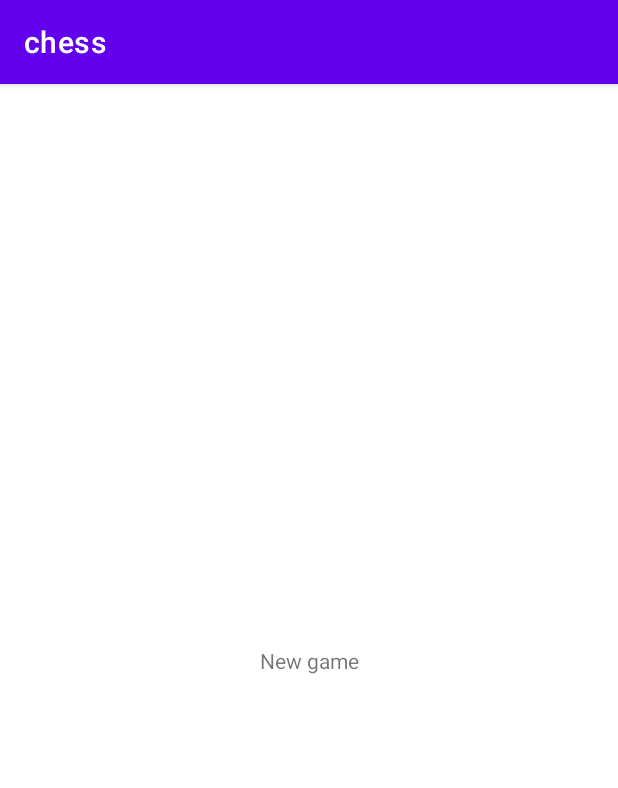
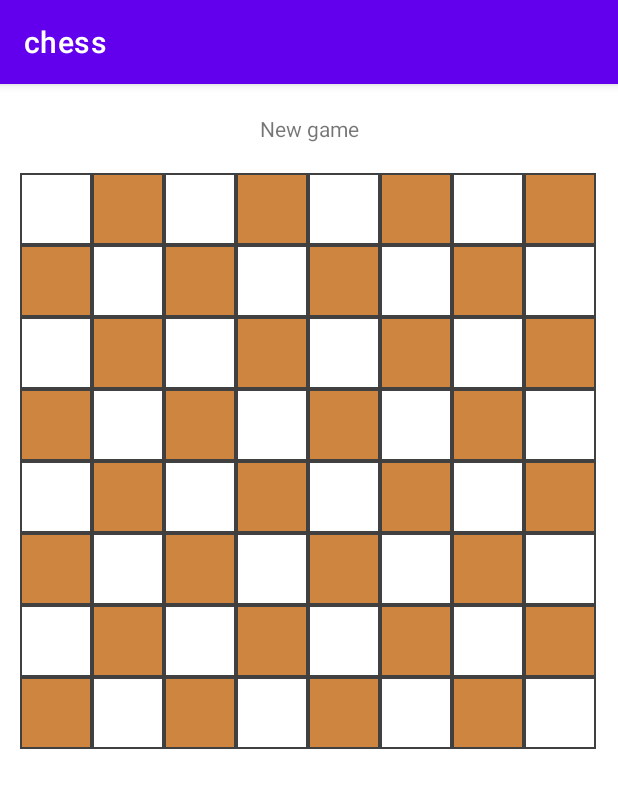
Before and after one commit to tuokkom/Chess, an Android app: the screen it shows after launch (ChessGame), after a tap on "New game", on a phone screen of 412 x 824 dp. Shown: the top 788 px of the screen. Run offline under Robolectric (Android 15) with nearby library versions, the phone set to English and light mode, and no system bars.

Commit message:
- Chess board initialization - Added logger - Two types of background rectangles, white and brown

```diff
--- a/app/src/main/java/com/tuokko/chess/ChessGame.kt
+++ b/app/src/main/java/com/tuokko/chess/ChessGame.kt
@@ -1,13 +1,68 @@
 package com.tuokko.chess
 
+import android.app.ActionBar
 import android.os.Bundle
+import android.util.DisplayMetrics
+import android.util.Log.d
+import android.view.View
+import android.widget.GridLayout
+import android.widget.TextView
 import androidx.appcompat.app.AppCompatActivity
+import com.tuokko.chess.Log
 
 class ChessGame: AppCompatActivity() {
+    private val CLASS_NAME = "ChessGame"
+
+    private lateinit var boardLayout: GridLayout
 
     override fun onCreate(savedInstanceState: Bundle?) {
         super.onCreate(savedInstanceState)
 
         setContentView(R.layout.chess_game_activity)
+        boardLayout = findViewById(R.id.board_grid)
+        setupBoard()
+    }
+
+    private fun setupBoard() {
+        val displayMetrics = DisplayMetrics()
+        windowManager.defaultDisplay.getMetrics(displayMetrics)
+        val boardRectWidth = ( displayMetrics.widthPixels - 40) / 8
+
+        for (i in 1..8) {
+            for (j in 1..8) {
+                var rect: TextView
+                if (i % 2 == 0) {
+                    if (j % 2 == 0) {
+                        rect = createBoardRectangle(true, boardRectWidth)
+                    } else {
+                        rect = createBoardRectangle(false, boardRectWidth)
+                    }
+                } else {
+                    if (j % 2 != 0) {
+                        rect = createBoardRectangle(true, boardRectWidth)
+                    } else {
+                        rect = createBoardRectangle(false, boardRectWidth)
+                    }
+                }
+                Log.d(CLASS_NAME, "setupBoard()", "New board rectangle width: ${displayMetrics.widthPixels}")
+
+                boardLayout.addView(rect)
+            }
+        }
+    }
+
+    private fun createBoardRectangle(white: Boolean, width: Int): TextView {
+        Log.d(CLASS_NAME, "createBoardRectangle()", "New board rectangle")
+
+        val boardRect = TextView(this)
+
+        val layoutParams = ActionBar.LayoutParams(width, width)
+        if (white) {
+            boardRect.background = resources.getDrawable(R.drawable.board_background_white)
+        } else {
+            boardRect.background = resources.getDrawable(R.drawable.board_background_brown)
+        }
+        boardRect.layoutParams = layoutParams
+        return boardRect
     }
 }
--- /dev/null
+++ b/app/src/main/java/com/tuokko/chess/Log.kt
@@ -0,0 +1,13 @@
+package com.tuokko.chess
+
+class Log {
+
+    companion object {
+        private val PACKAGE_NAME = "Chess"
+
+        fun d(CLASS_NAME: String, METHOD_NAME: String, MSG: String) {
+            android.util.Log.d(PACKAGE_NAME, "$CLASS_NAME $METHOD_NAME $MSG")
+        }
+    }
+
+}
--- /dev/null
+++ b/app/src/main/res/drawable/board_background_brown.xml
@@ -0,0 +1,8 @@
+<?xml version="1.0" encoding="utf-8"?>
+<shape xmlns:android="http://schemas.android.com/apk/res/android" android:shape="rectangle">
+    <stroke android:width="1dp" android:color="#FF404040" />
+    <solid android:color="@color/light_brown" />
+    <!--
+    <gradient android:startColor="#FF6800" android:centerColor="#FF8000" android:endColor="@color/light_blue" android:angle="90" />
+    -->
+</shape>
--- /dev/null
+++ b/app/src/main/res/drawable/board_background_white.xml
@@ -0,0 +1,8 @@
+<?xml version="1.0" encoding="utf-8"?>
+<shape xmlns:android="http://schemas.android.com/apk/res/android" android:shape="rectangle">
+    <stroke android:width="1dp" android:color="#FF404040" />
+    <solid android:color="@color/white" />
+    <!--
+    <gradient android:startColor="#FF6800" android:centerColor="#FF8000" android:endColor="@color/light_blue" android:angle="90" />
+    -->
+</shape>
--- a/app/src/main/res/layout/chess_game_activity.xml
+++ b/app/src/main/res/layout/chess_game_activity.xml
@@ -10,9 +10,24 @@
         android:layout_height="wrap_content"
         android:id="@+id/game_text"
         android:text="@string/new_game"
+        android:layout_marginTop="20dp"
+        app:layout_constraintStart_toStartOf="parent"
+        app:layout_constraintEnd_toEndOf="parent"
+        app:layout_constraintTop_toTopOf="parent"/>
+
+    <GridLayout
+        android:layout_width="match_parent"
+        android:layout_height="0dp"
+        android:id="@+id/board_grid"
+        android:layout_marginTop="20dp"
+        android:layout_marginBottom="20dp"
+        android:layout_marginHorizontal="20px"
+        android:rowCount="8"
+        android:columnCount="8"
+        app:layout_constraintTop_toBottomOf="@id/game_text"
         app:layout_constraintStart_toStartOf="parent"
         app:layout_constraintEnd_toEndOf="parent"
         app:layout_constraintBottom_toBottomOf="parent"
-        app:layout_constraintTop_toTopOf="parent"/>
+        app:layout_constraintHorizontal_bias="0.5"/>
 
 </androidx.constraintlayout.widget.ConstraintLayout>
--- a/app/src/main/res/values/colors.xml
+++ b/app/src/main/res/values/colors.xml
@@ -8,5 +8,6 @@
     <color name="black">#FF000000</color>
     <color name="white">#FFFFFFFF</color>
     <color name="light_blue">#5ABAF8</color>
+    <color name="light_brown">#cd853f</color>
 
 </resources>
```
